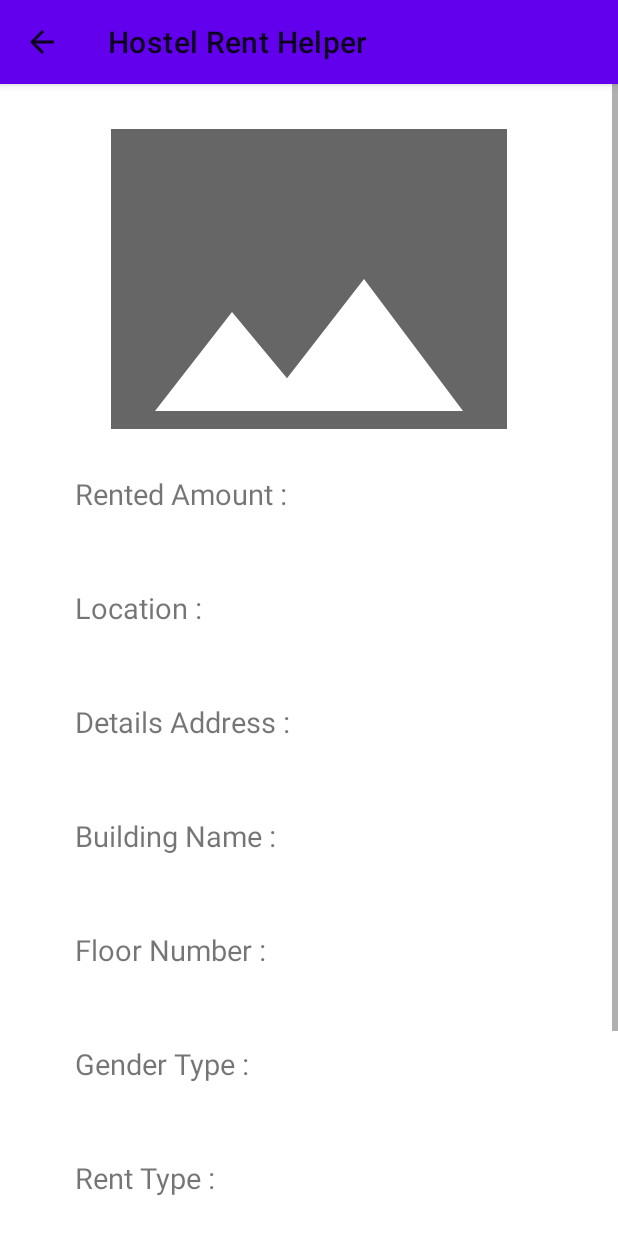
After one commit to shuvo6904/houserent, an Android app: the PostDetailsActivity screen opened directly, with no data from a screen before it, on a phone screen of 412 x 824 dp. The commit adds this screen. Run offline under Robolectric (Android 15) with nearby library versions, the phone set to English and light mode, and no system bars; our stand-ins replace Firebase (no records; nobody signed in at launch, a user with empty details on screens opened directly).

Commit message:
My Post List Working Fine

```diff
--- a/app/src/main/java/com/example/houserentproject/MyAdapter.java
+++ b/app/src/main/java/com/example/houserentproject/MyAdapter.java
@@ -52,11 +52,6 @@ public class MyAdapter extends RecyclerView.Adapter<HomePageViewHolder>{
 
                 intent.putExtra("model",model);
 
-                //Not required
-                //intent.putExtra("Image",model.getImage());
-                //intent.putExtra("RentedAmount", model.getRentAmount());
-                //intent.putExtra("Location", model.getLocation());
-
                 mcontext.startActivity(intent);
             }
         });
--- /dev/null
+++ b/app/src/main/java/com/example/houserentproject/PostDetailsActivity.java
@@ -0,0 +1,60 @@
+package com.example.houserentproject;
+
+import androidx.appcompat.app.AppCompatActivity;
+
+import android.os.Bundle;
+import android.widget.CheckBox;
+import android.widget.ImageView;
+import android.widget.TextView;
+
+import com.bumptech.glide.Glide;
+import com.google.firebase.auth.FirebaseAuth;
+
+public class PostDetailsActivity extends AppCompatActivity {
+
+    TextView rentedMyPostAmount, homeLocationMyPost, buildingNameMyPost, floorNumberMyPost, detailsAddressMyPost , genderValueMyPost, rentTypeValueMyPost, rentDateMyPost, postedByMyPost;
+    ImageView homeImageMyPost;
+    private MyPostPageData modelPost;
+
+    @Override
+    protected void onCreate(Bundle savedInstanceState) {
+        super.onCreate(savedInstanceState);
+        setContentView(R.layout.activity_post_details);
+
+
+        rentedMyPostAmount = findViewById(R.id.rentedMyPostAmountId);
+        homeLocationMyPost = (TextView) findViewById(R.id.homeLocationMyPostId);
+        homeImageMyPost = (ImageView) findViewById(R.id.ivImage3Id);
+
+
+        buildingNameMyPost = (TextView) findViewById(R.id.buildingNameMyPostId);
+        floorNumberMyPost = (TextView) findViewById(R.id.floorNumberMyPostId);
+        detailsAddressMyPost = (TextView) findViewById(R.id.detailsAddressMyPostId);
+        genderValueMyPost = (TextView) findViewById(R.id.genderValueMyPostId);
+        rentTypeValueMyPost = (TextView) findViewById(R.id.rentTypeValueMyPostId);
+        rentDateMyPost = (TextView) findViewById(R.id.datePickerMyPostId);
+        postedByMyPost = (TextView) findViewById(R.id.postedByMyPostId);
+
+        modelPost = (MyPostPageData) getIntent().getSerializableExtra("postModel");
+
+        if (modelPost != null){
+
+            rentedMyPostAmount.setText("Rented Amount : " + modelPost.getRentAmount());
+            homeLocationMyPost.setText("Location : "+ modelPost.getLocation());
+            buildingNameMyPost.setText("Building Name : " + modelPost.getBuildingName());
+            floorNumberMyPost.setText("Floor Number : " + modelPost.getFloorNumber());
+            detailsAddressMyPost.setText("Details Address : " + modelPost.getDetailsAddress());
+            genderValueMyPost.setText("Gender Type : " + modelPost.getValueOfGender());
+            rentTypeValueMyPost.setText("Rent Type : " + modelPost.getValueOfRentType());
+            rentDateMyPost.setText("Rent Date : " + modelPost.getDatePick());
+            postedByMyPost.setText("Posted By : " + modelPost.getNameOfUser() + "\n\n" + "Phone Number : " + modelPost.getPhnNumOfUser());
+
+            Glide.with(this)
+                    .load(modelPost.getImage())
+                    .into(homeImageMyPost);
+        }
+
+        getSupportActionBar().setDisplayHomeAsUpEnabled(true);
+        getSupportActionBar().setDisplayShowHomeEnabled(true);
+    }
+}
--- /dev/null
+++ b/app/src/main/res/layout/activity_post_details.xml
@@ -0,0 +1,107 @@
+<?xml version="1.0" encoding="utf-8"?>
+<ScrollView xmlns:android="http://schemas.android.com/apk/res/android"
+    xmlns:app="http://schemas.android.com/apk/res-auto"
+    xmlns:tools="http://schemas.android.com/tools"
+    android:layout_width="match_parent"
+    android:layout_height="match_parent"
+    tools:context=".PostDetailsActivity">
+
+    <LinearLayout
+        android:orientation="vertical"
+        android:padding="30dp"
+        android:layout_width="match_parent"
+        android:layout_height="wrap_content">
+
+        <ImageView
+            android:id="@+id/ivImage3Id"
+            android:layout_width="match_parent"
+            android:layout_height="200dp"
+            android:src="@drawable/ic_baseline_image_24"
+            android:scaleType="centerCrop"
+            />
+
+        <TextView
+            android:id="@+id/rentedMyPostAmountId"
+            android:layout_width="match_parent"
+            android:layout_height="wrap_content"
+            android:layout_marginTop="10dp"
+            android:padding="20dp"
+            android:text="Rented Amount : "
+            android:textSize="19sp"/>
+
+        <TextView
+            android:id="@+id/homeLocationMyPostId"
+            android:layout_width="match_parent"
+            android:layout_height="wrap_content"
+            android:layout_marginTop="10dp"
+            android:padding="20dp"
+            android:text="Location : "
+            android:textSize="19sp"/>
+
+        <TextView
+            android:id="@+id/detailsAddressMyPostId"
+            android:layout_width="match_parent"
+            android:layout_height="wrap_content"
+            android:layout_marginTop="10dp"
+            android:padding="20dp"
+            android:text="Details Address : "
+            android:textSize="19sp"/>
+
+        <TextView
+            android:id="@+id/buildingNameMyPostId"
+            android:layout_width="match_parent"
+            android:layout_height="wrap_content"
+            android:layout_marginTop="10dp"
+            android:padding="20dp"
+            android:text="Building Name : "
+            android:textSize="19sp"/>
+
+        <TextView
+            android:id="@+id/floorNumberMyPostId"
+            android:layout_width="match_parent"
+            android:layout_height="wrap_content"
+            android:layout_marginTop="10dp"
+            android:padding="20dp"
+            android:text="Floor Number : "
+            android:textSize="19sp"/>
+
+        <TextView
+            android:id="@+id/genderValueMyPostId"
+            android:layout_width="match_parent"
+            android:layout_height="wrap_content"
+            android:layout_marginTop="10dp"
+            android:padding="20dp"
+            android:text="Gender Type : "
+            android:textSize="19sp"/>
+
+        <TextView
+            android:id="@+id/rentTypeValueMyPostId"
+            android:layout_width="match_parent"
+            android:layout_height="wrap_content"
+            android:layout_marginTop="10dp"
+            android:padding="20dp"
+            android:text="Rent Type : "
+            android:textSize="19sp"/>
+
+        <TextView
+            android:id="@+id/datePickerMyPostId"
+            android:layout_width="match_parent"
+            android:layout_height="wrap_content"
+            android:layout_marginTop="10dp"
+            android:padding="20dp"
+            android:text="Rent Date : "
+            android:textSize="19sp"/>
+
+        <TextView
+            android:id="@+id/postedByMyPostId"
+            android:layout_width="match_parent"
+            android:layout_height="wrap_content"
+            android:text="Posted By "
+            android:padding="20dp"
+            android:textSize="19sp"/>
+
+
+
+    </LinearLayout>
+
+</ScrollView>
```
Also changed, not shown: app/src/main/AndroidManifest.xml (+11 -1 lines), app/src/main/java/com/example/houserentproject/DetailsActivity.java (+1 -19 lines), app/src/main/java/com/example/houserentproject/MyPostAdapter.java (added, +60 -0 lines), app/src/main/java/com/example/houserentproject/MyPostPageData.java (added, +89 -0 lines), app/src/main/java/com/example/houserentproject/MyPosts.java (+9 -9 lines), app/src/main/java/com/example/houserentproject/MyPostsHomePageViewHolder.java (added, +26 -0 lines), app/src/main/res/layout/recycler_my_post_row_item.xml (added, +128 -0 lines).
